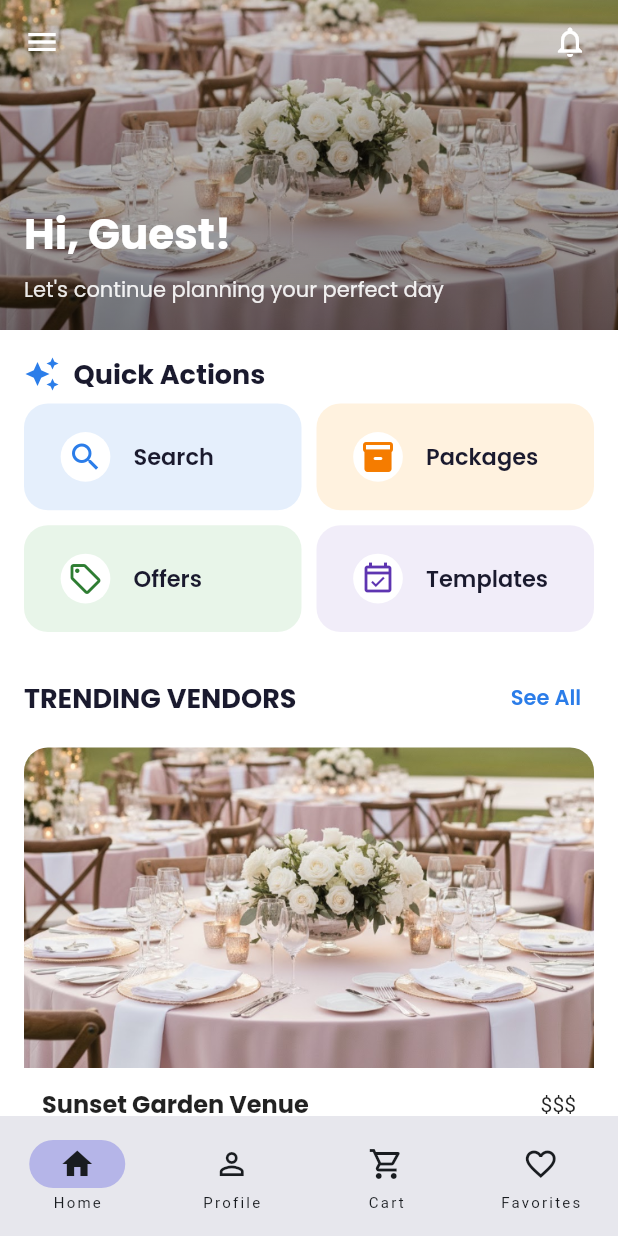
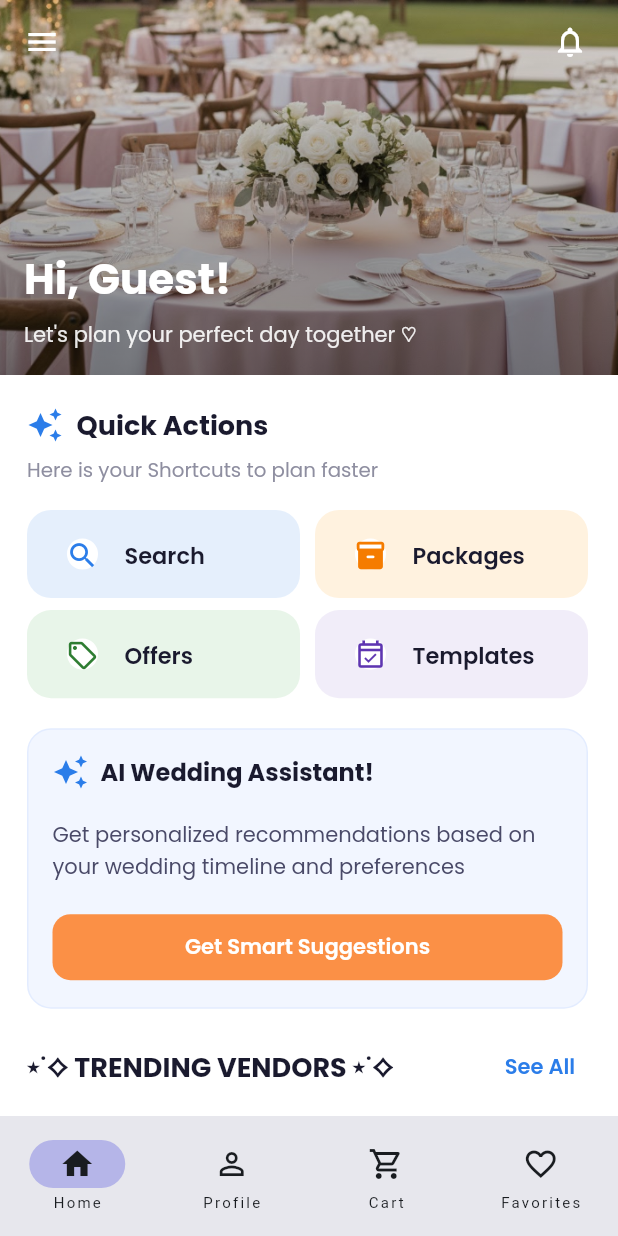
Before and after one commit to abdulhamidhajhamad/softGrad, a Flutter app: the HomePage screen opened by its route, on a phone screen of 412 x 824 dp. Run offline on Flutter 3.47's test engine with Material 3 defaults, Android fonts, the phone set to English and light mode, and no system bars; our stand-ins replace google_fonts; Roboto replaces fonts that are missing (Arial).

Commit message:
100% RUN

```diff
--- a/frontend/flutter_application_1/lib/screens/home.dart
+++ b/frontend/flutter_application_1/lib/screens/home.dart
@@ -124,7 +124,7 @@ class _HomeTab extends StatelessWidget {
           floating: true,
           backgroundColor: Colors.transparent,
           elevation: 0,
-          expandedHeight: 220,
+          expandedHeight: 250,
           leading: Builder(
             builder: (ctx) => IconButton(
               icon: const Icon(Icons.menu, color: Colors.white),
@@ -180,7 +180,7 @@ class _HomeTab extends StatelessWidget {
                       ),
                       const SizedBox(height: 6),
                       Text(
-                        "Let's continue planning your perfect day",
+                        "Let's plan your perfect day together ♡",
                         style: GoogleFonts.poppins(
                           color: Colors.white.withOpacity(0.9),
                           fontSize: 14,
@@ -197,7 +197,7 @@ class _HomeTab extends StatelessWidget {
         SliverToBoxAdapter(
           child: Padding(
             // قلّلنا الـ bottom قليلاً لتصغير الفراغ العام
-            padding: const EdgeInsets.fromLTRB(16, 16, 16, 14),
+            padding: const EdgeInsets.fromLTRB(18, 20, 20, 18),
             child: Column(
               crossAxisAlignment: CrossAxisAlignment.start,
               children: [
@@ -215,15 +215,36 @@ class _HomeTab extends StatelessWidget {
                     ),
                   ],
                 ),
-                // كان 8 -> 6 لتقليل المسافة فوق الشبكة
                 const SizedBox(height: 6),
+
+                // السطر الرمادي المضغوط بدون فراغ سفلي زائد
+                Text(
+                  'Here is your Shortcuts to plan faster',
+                  strutStyle: const StrutStyle(
+                    height: 1.3,
+                    leading: 0.0,
+                    forceStrutHeight: true,
+                  ),
+                  textHeightBehavior: const TextHeightBehavior(
+                    applyHeightToFirstAscent: false,
+                    applyHeightToLastDescent: false,
+                  ),
+                  style: GoogleFonts.poppins(
+                    fontSize: 13.2,
+                    fontWeight: FontWeight.w400,
+                    color: const Color(0xFF8E8EA0),
+                    height: 1.2,
+                  ),
+                ),
+                const SizedBox(height: 19),
+
                 GridView.count(
+                  padding: EdgeInsets.zero, // يمنع أي padding علوي
                   crossAxisCount: 2,
-                  childAspectRatio: 2.6,
+                  childAspectRatio: 3.1, // خلايا أنحف
                   shrinkWrap: true,
                   physics: const NeverScrollableScrollPhysics(),
-                  // يمكن تقليل المسافات قليلاً إن رغبت
-                  mainAxisSpacing: 10,
+                  mainAxisSpacing: 8, // كان 10
                   crossAxisSpacing: 10,
                   children: [
                     _QuickActionCard(
@@ -256,13 +277,17 @@ class _HomeTab extends StatelessWidget {
                     ),
                   ],
                 ),
-                // كان 20 -> 10 لتقليل المسافة تحت الـ Quick Actions
+
                 const SizedBox(height: 20),
+                _AiAssistantCard(onTap: onOpenSearch),
+                const SizedBox(height: 5),
+
+                const SizedBox(height: 10),
                 Row(
                   mainAxisAlignment: MainAxisAlignment.spaceBetween,
                   children: [
                     Text(
-                      'TRENDING VENDORS',
+                      '⋆˙⟡ TRENDING VENDORS ⋆˙⟡',
                       style: GoogleFonts.poppins(
                         fontSize: 18,
                         fontWeight: FontWeight.w700,
@@ -335,14 +360,14 @@ class _QuickActionCard extends StatelessWidget {
         onTap: onTap,
         borderRadius: BorderRadius.circular(16),
         child: Padding(
-          // كان 16 -> 14
+          // يمكن تركها كما هي. لو أردت مزيد ضغط: استخدم EdgeInsets.symmetric(horizontal: 12, vertical: 10)
           padding: const EdgeInsets.all(19),
           child: Row(
             children: [
               CircleAvatar(
-                radius: 22, // كان 20
+                radius: 18,
                 backgroundColor: Colors.white,
-                child: Icon(icon, color: iconColor, size: 24),
+                child: Icon(icon, color: iconColor, size: 22),
               ),
               const SizedBox(width: 10),
               Expanded(
@@ -360,6 +385,77 @@ class _QuickActionCard extends StatelessWidget {
             ],
           ),
         ),
+      ),
+    );
+  }
+}
+
+class _AiAssistantCard extends StatelessWidget {
+  final VoidCallback onTap;
+  const _AiAssistantCard({Key? key, required this.onTap}) : super(key: key);
+
+  @override
+  Widget build(BuildContext context) {
+    const brand = Color(0xFF2B7DE9);
+
+    return Container(
+      width: double.infinity,
+      padding: const EdgeInsets.all(16),
+      decoration: BoxDecoration(
+        color: const Color(0xFFF2F6FF),
+        borderRadius: BorderRadius.circular(16),
+        border: Border.all(color: const Color(0xFFE3ECFF)),
+      ),
+      child: Column(
+        crossAxisAlignment: CrossAxisAlignment.start,
+        children: [
+          Row(
+            children: [
+              Icon(Icons.auto_awesome, color: brand),
+              const SizedBox(width: 8),
+              Text(
+                'AI Wedding Assistant!',
+                style: GoogleFonts.poppins(
+                  fontSize: 16,
+                  fontWeight: FontWeight.w700,
+                  color: const Color(0xFF1A1A2E),
+                ),
+              ),
+            ],
+          ),
+          const SizedBox(height: 20),
+          Text(
+            'Get personalized recommendations based on your wedding timeline and preferences',
+            style: GoogleFonts.poppins(
+              fontSize: 14,
+              fontWeight: FontWeight.w400,
+              color: const Color(0xFF4A4A68),
+            ),
+          ),
+          const SizedBox(height: 19),
+          SizedBox(
+            width: double.infinity,
+            child: ElevatedButton(
+              onPressed: onTap, // حالياً يفتح صفحة البحث كحل افتراضي
+              style: ElevatedButton.styleFrom(
+                backgroundColor: const Color.fromARGB(185, 255, 106, 0),
+                foregroundColor: Colors.white,
+                elevation: 0,
+                shape: RoundedRectangleBorder(
+                  borderRadius: BorderRadius.circular(12),
+                ),
+                minimumSize: const Size.fromHeight(44),
+              ),
+              child: Text(
+                'Get Smart Suggestions',
+                style: GoogleFonts.poppins(
+                  fontWeight: FontWeight.w600,
+                  fontSize: 14,
+                ),
+              ),
+            ),
+          ),
+        ],
       ),
     );
   }
```
